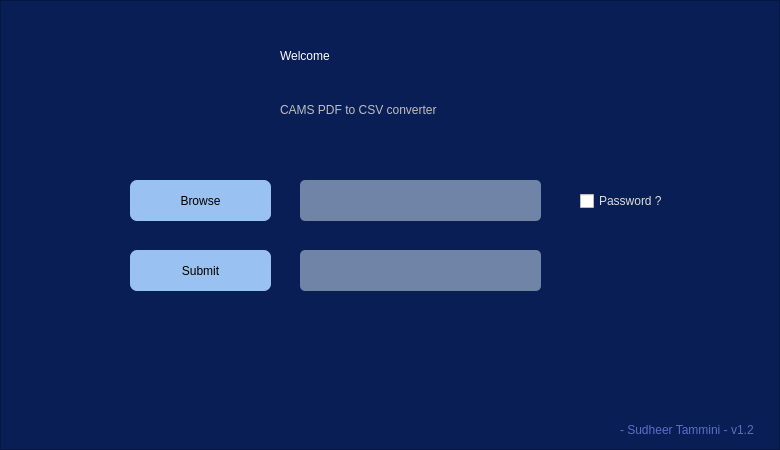
This is welcome.ui in SudheerNotes/cams2csv as Qt 5 draws it before an edit. The edited form follows.
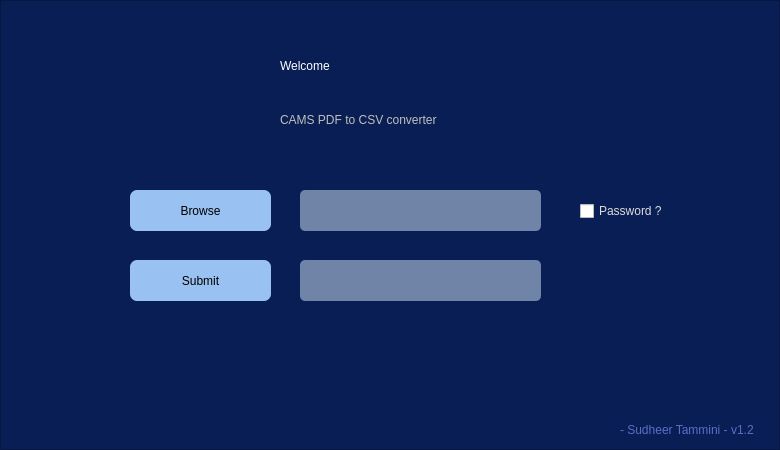
This is the edited form.

```diff
--- a/welcome.ui
+++ b/welcome.ui
@@ -61,7 +61,7 @@
     <property name="geometry">
      <rect>
       <x>280</x>
-      <y>30</y>
+      <y>40</y>
       <width>241</width>
       <height>51</height>
      </rect>
@@ -82,7 +82,7 @@
     <property name="geometry">
      <rect>
       <x>280</x>
-      <y>100</y>
+      <y>110</y>
       <width>251</width>
       <height>20</height>
      </rect>
@@ -100,7 +100,7 @@
     <property name="geometry">
      <rect>
       <x>130</x>
-      <y>250</y>
+      <y>260</y>
       <width>141</width>
       <height>41</height>
      </rect>
@@ -125,7 +125,7 @@
     <property name="geometry">
      <rect>
       <x>240</x>
-      <y>340</y>
+      <y>350</y>
       <width>351</width>
       <height>31</height>
      </rect>
@@ -145,7 +145,7 @@
     <property name="geometry">
      <rect>
       <x>130</x>
-      <y>180</y>
+      <y>190</y>
       <width>141</width>
       <height>41</height>
      </rect>
@@ -182,7 +182,7 @@
     <property name="geometry">
      <rect>
       <x>580</x>
-      <y>190</y>
+      <y>200</y>
       <width>101</width>
       <height>22</height>
      </rect>
@@ -202,7 +202,7 @@
     <property name="geometry">
      <rect>
       <x>300</x>
-      <y>180</y>
+      <y>190</y>
       <width>241</width>
       <height>41</height>
      </rect>
@@ -229,7 +229,7 @@
     <property name="geometry">
      <rect>
       <x>300</x>
-      <y>250</y>
+      <y>260</y>
       <width>241</width>
       <height>41</height>
      </rect>
```
